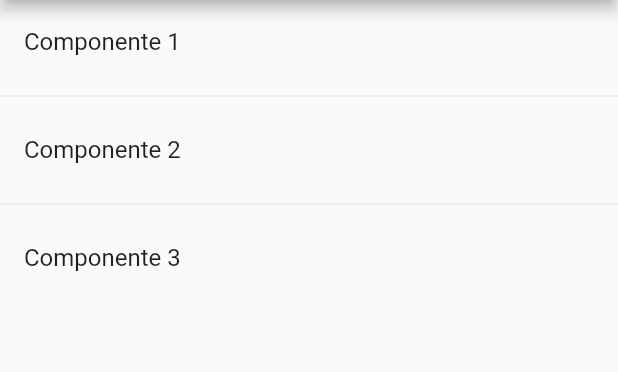
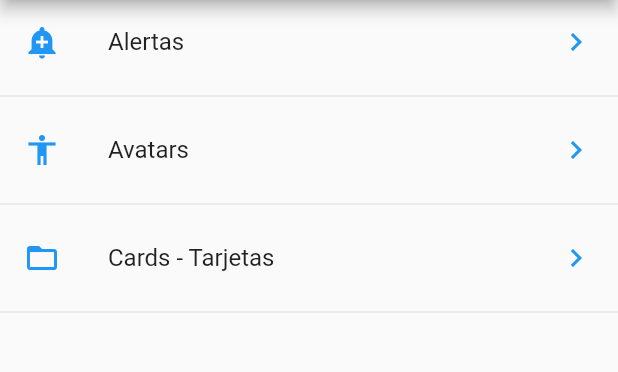
Before and after one commit to ddienu/Componentes, a Flutter app: the screen it shows after launch, on a phone screen of 412 x 824 dp, the part 84-456 px from its top. Run offline on Flutter 3.47's test engine with Material 2 defaults, Android fonts, the phone set to English and light mode, and no system bars.

Commit message:
Remove: Old list, add: ListTile with json file, add: data json file.
Attach the json file, adding the new listtile and creating the new icon strings page to replace the icons of the list.

```diff
--- a/lib/src/pages/home_page.dart
+++ b/lib/src/pages/home_page.dart
@@ -1,3 +1,4 @@
+import 'package:componentes/src/utils/icono_string_util.dart';
 import 'package:flutter/material.dart';
 
 import 'package:componentes/src/providers/menu_provider.dart';
@@ -18,23 +19,42 @@ class HomePage extends StatelessWidget {
 
   Widget _lista() {
 
-    print (menuProvider.opciones);
+    return FutureBuilder(
 
-    return ListView(
-      children: _listaItems(),
+      future: menuProvider.cargarData(),
+      initialData: [],
+      builder: ( context, AsyncSnapshot snapshot ){
+
+        return ListView(
+            children: _listaItems( snapshot.data ),
+          );
+      },
 
     );
 
   }
 
-  List<Widget> _listaItems() {
-    return [
+  List<Widget> _listaItems( List<dynamic> data) {
 
-      ListTile ( title: Text('Componente 1')),
-      Divider(),
-      ListTile ( title: Text('Componente 2')),
-      Divider(),
-      ListTile ( title: Text('Componente 3')),
-    ];
-  }
-}
+     final List<Widget> opciones = [];
+
+     data.forEach(( opt ) {
+
+       final widgetTemp = ListTile (
+
+         title: Text( opt ['texto']),
+         leading: getIcon( opt['icon']),
+         trailing: Icon ( Icons.keyboard_arrow_right, color: Colors.blue ),
+         onTap: (){
+
+         },
+       );
+
+       opciones..add ( widgetTemp )
+               ..add ( Divider () );
+
+     });
+
+     return opciones;
+
+}}
--- /dev/null
+++ b/lib/src/utils/icono_string_util.dart
@@ -0,0 +1,20 @@
+import 'package:flutter/material.dart';
+
+
+
+final _icons = <String, IconData> {
+
+'add_alert'      : Icons.add_alert,
+'accessibility'  : Icons.accessibility,
+'folder_open'    : Icons.folder_open,
+
+};
+
+
+
+
+Icon getIcon (String nombreIcono) {
+
+  return Icon ( _icons[nombreIcono], color: Colors.blue);
+
+}
--- a/pubspec.yaml
+++ b/pubspec.yaml
@@ -59,7 +59,7 @@ flutter:
 
   # To add assets to your application, add an assets section, like this:
   assets:
-    - data/menu_opts.json
+   - data/menu_opts.json
   #   - images/a_dot_ham.jpeg
 
   # An image asset can refer to one or more resolution-specific "variants", see
```
Also changed, not shown: lib/src/providers/menu_provider.dart (+9 -11 lines).
